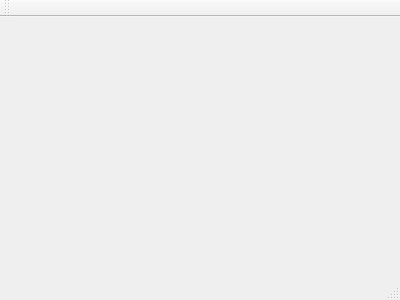
oprosbox/toSber, file downloadToDisk/mainwindow.ui: the form before one commit.
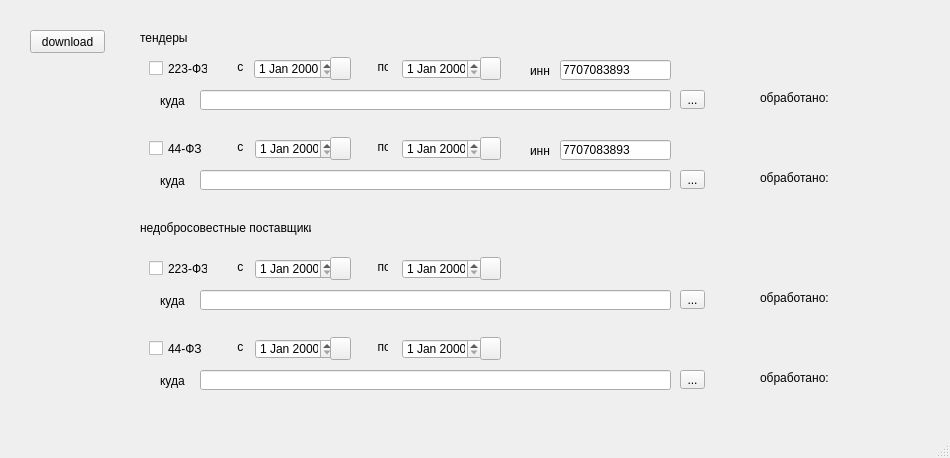
The form after the commit.

Diff of the .ui file:
```diff
--- a/downloadToDisk/mainwindow.ui
+++ b/downloadToDisk/mainwindow.ui
@@ -1,24 +1,793 @@
 <ui version="4.0">
  <class>MainWindow</class>
- <widget class="QMainWindow" name="MainWindow" >
-  <property name="geometry" >
+ <widget class="QMainWindow" name="MainWindow">
+  <property name="geometry">
    <rect>
     <x>0</x>
     <y>0</y>
-    <width>400</width>
-    <height>300</height>
+    <width>950</width>
+    <height>458</height>
    </rect>
   </property>
   <property name="windowTitle" >
    <string>MainWindow</string>
   </property>
-  <widget class="QMenuBar" name="menuBar" />
-  <widget class="QToolBar" name="mainToolBar" />
-  <widget class="QWidget" name="centralWidget" />
-  <widget class="QStatusBar" name="statusBar" />
+  <widget class="QWidget" name="centralWidget">
+   <widget class="QWidget" name="widget" native="true">
+    <property name="geometry">
+     <rect>
+      <x>20</x>
+      <y>20</y>
+      <width>901</width>
+      <height>411</height>
+     </rect>
+    </property>
+    <widget class="QPushButton" name="pushButton">
+     <property name="geometry">
+      <rect>
+       <x>10</x>
+       <y>10</y>
+       <width>75</width>
+       <height>23</height>
+      </rect>
+     </property>
+     <property name="text">
+      <string>download</string>
+     </property>
+    </widget>
+    <widget class="QWidget" name="widget_2" native="true">
+     <property name="geometry">
+      <rect>
+       <x>120</x>
+       <y>30</y>
+       <width>751</width>
+       <height>71</height>
+      </rect>
+     </property>
+     <widget class="QLabel" name="label_2">
+      <property name="geometry">
+       <rect>
+        <x>74</x>
+        <y>9</y>
+        <width>30</width>
+        <height>16</height>
+       </rect>
+      </property>
+      <property name="minimumSize">
+       <size>
+        <width>30</width>
+        <height>0</height>
+       </size>
+      </property>
+      <property name="text">
+       <string>       с</string>
+      </property>
+     </widget>
+     <widget class="QLabel" name="label_3">
+      <property name="geometry">
+       <rect>
+        <x>221</x>
+        <y>9</y>
+        <width>27</width>
+        <height>16</height>
+       </rect>
+      </property>
+      <property name="text">
+       <string>     по</string>
+      </property>
+     </widget>
+     <widget class="QDateEdit" name="tm223fzTendBeg">
+      <property name="geometry">
+       <rect>
+        <x>114</x>
+        <y>9</y>
+        <width>81</width>
+        <height>20</height>
+       </rect>
+      </property>
+      <property name="minimumSize">
+       <size>
+        <width>80</width>
+        <height>0</height>
+       </size>
+      </property>
+     </widget>
+     <widget class="QCheckBox" name="chkTand223fz">
+      <property name="geometry">
+       <rect>
+        <x>9</x>
+        <y>10</y>
+        <width>59</width>
+        <height>17</height>
+       </rect>
+      </property>
+      <property name="text">
+       <string>223-ФЗ</string>
+      </property>
+     </widget>
+     <widget class="QDateEdit" name="tm223fzTendEnd">
+      <property name="geometry">
+       <rect>
+        <x>262</x>
+        <y>9</y>
+        <width>80</width>
+        <height>20</height>
+       </rect>
+      </property>
+      <property name="minimumSize">
+       <size>
+        <width>80</width>
+        <height>0</height>
+       </size>
+      </property>
+     </widget>
+     <widget class="QLabel" name="label">
+      <property name="geometry">
+       <rect>
+        <x>390</x>
+        <y>10</y>
+        <width>31</width>
+        <height>21</height>
+       </rect>
+      </property>
+      <property name="text">
+       <string>инн</string>
+      </property>
+     </widget>
+     <widget class="QLineEdit" name="lineEdit">
+      <property name="geometry">
+       <rect>
+        <x>420</x>
+        <y>10</y>
+        <width>111</width>
+        <height>20</height>
+       </rect>
+      </property>
+      <property name="text">
+       <string>7707083893</string>
+      </property>
+     </widget>
+     <widget class="QLineEdit" name="dirTand223fz">
+      <property name="geometry">
+       <rect>
+        <x>60</x>
+        <y>40</y>
+        <width>471</width>
+        <height>20</height>
+       </rect>
+      </property>
+     </widget>
+     <widget class="QLabel" name="label_4">
+      <property name="geometry">
+       <rect>
+        <x>20</x>
+        <y>40</y>
+        <width>31</width>
+        <height>21</height>
+       </rect>
+      </property>
+      <property name="text">
+       <string>куда</string>
+      </property>
+     </widget>
+     <widget class="QToolButton" name="btn223fzTendPath">
+      <property name="geometry">
+       <rect>
+        <x>540</x>
+        <y>40</y>
+        <width>25</width>
+        <height>19</height>
+       </rect>
+      </property>
+      <property name="text">
+       <string>...</string>
+      </property>
+     </widget>
+     <widget class="QLabel" name="label_16">
+      <property name="geometry">
+       <rect>
+        <x>620</x>
+        <y>40</y>
+        <width>91</width>
+        <height>16</height>
+       </rect>
+      </property>
+      <property name="text">
+       <string>обработано:</string>
+      </property>
+     </widget>
+     <widget class="QPushButton" name="btnTmTend223fz">
+      <property name="geometry">
+       <rect>
+        <x>190</x>
+        <y>7</y>
+        <width>21</width>
+        <height>23</height>
+       </rect>
+      </property>
+      <property name="text">
+       <string/>
+      </property>
+     </widget>
+     <widget class="QPushButton" name="btnTmTend223fz_2">
+      <property name="geometry">
+       <rect>
+        <x>340</x>
+        <y>7</y>
+        <width>21</width>
+        <height>23</height>
+       </rect>
+      </property>
+      <property name="text">
+       <string/>
+      </property>
+     </widget>
+    </widget>
+    <widget class="QWidget" name="widget_3" native="true">
+     <property name="geometry">
+      <rect>
+       <x>120</x>
+       <y>110</y>
+       <width>751</width>
+       <height>71</height>
+      </rect>
+     </property>
+     <widget class="QLabel" name="label_5">
+      <property name="geometry">
+       <rect>
+        <x>74</x>
+        <y>9</y>
+        <width>30</width>
+        <height>16</height>
+       </rect>
+      </property>
+      <property name="minimumSize">
+       <size>
+        <width>30</width>
+        <height>0</height>
+       </size>
+      </property>
+      <property name="text">
+       <string>       с</string>
+      </property>
+     </widget>
+     <widget class="QLabel" name="label_6">
+      <property name="geometry">
+       <rect>
+        <x>221</x>
+        <y>9</y>
+        <width>27</width>
+        <height>16</height>
+       </rect>
+      </property>
+      <property name="text">
+       <string>     по</string>
+      </property>
+     </widget>
+     <widget class="QDateEdit" name="tm44fzTendBeg">
+      <property name="geometry">
+       <rect>
+        <x>115</x>
+        <y>9</y>
+        <width>80</width>
+        <height>20</height>
+       </rect>
+      </property>
+      <property name="minimumSize">
+       <size>
+        <width>80</width>
+        <height>0</height>
+       </size>
+      </property>
+     </widget>
+     <widget class="QCheckBox" name="chkTand44fz">
+      <property name="geometry">
+       <rect>
+        <x>9</x>
+        <y>10</y>
+        <width>59</width>
+        <height>17</height>
+       </rect>
+      </property>
+      <property name="text">
+       <string>44-ФЗ</string>
+      </property>
+     </widget>
+     <widget class="QDateEdit" name="tm44fzTendEnd">
+      <property name="geometry">
+       <rect>
+        <x>262</x>
+        <y>9</y>
+        <width>80</width>
+        <height>20</height>
+       </rect>
+      </property>
+      <property name="minimumSize">
+       <size>
+        <width>80</width>
+        <height>0</height>
+       </size>
+      </property>
+     </widget>
+     <widget class="QLabel" name="label_7">
+      <property name="geometry">
+       <rect>
+        <x>390</x>
+        <y>10</y>
+        <width>31</width>
+        <height>21</height>
+       </rect>
+      </property>
+      <property name="text">
+       <string>инн</string>
+      </property>
+     </widget>
+     <widget class="QLineEdit" name="lineEdit_3">
+      <property name="geometry">
+       <rect>
+        <x>420</x>
+        <y>10</y>
+        <width>111</width>
+        <height>20</height>
+       </rect>
+      </property>
+      <property name="text">
+       <string>7707083893</string>
+      </property>
+     </widget>
+     <widget class="QLineEdit" name="dirTand44fz">
+      <property name="geometry">
+       <rect>
+        <x>60</x>
+        <y>40</y>
+        <width>471</width>
+        <height>20</height>
+       </rect>
+      </property>
+     </widget>
+     <widget class="QLabel" name="label_8">
+      <property name="geometry">
+       <rect>
+        <x>20</x>
+        <y>40</y>
+        <width>31</width>
+        <height>21</height>
+       </rect>
+      </property>
+      <property name="text">
+       <string>куда</string>
+      </property>
+     </widget>
+     <widget class="QToolButton" name="btn44fzTendPath">
+      <property name="geometry">
+       <rect>
+        <x>540</x>
+        <y>40</y>
+        <width>25</width>
+        <height>19</height>
+       </rect>
+      </property>
+      <property name="text">
+       <string>...</string>
+      </property>
+     </widget>
+     <widget class="QLabel" name="label_18">
+      <property name="geometry">
+       <rect>
+        <x>620</x>
+        <y>40</y>
+        <width>91</width>
+        <height>16</height>
+       </rect>
+      </property>
+      <property name="text">
+       <string>обработано:</string>
+      </property>
+     </widget>
+     <widget class="QPushButton" name="btnTmTend44fz_2">
+      <property name="geometry">
+       <rect>
+        <x>340</x>
+        <y>7</y>
+        <width>21</width>
+        <height>23</height>
+       </rect>
+      </property>
+      <property name="text">
+       <string/>
+      </property>
+     </widget>
+     <widget class="QPushButton" name="btnTmTend44fz">
+      <property name="geometry">
+       <rect>
+        <x>190</x>
+        <y>7</y>
+        <width>21</width>
+        <height>23</height>
+       </rect>
+      </property>
+      <property name="text">
+       <string/>
+      </property>
+     </widget>
+     <zorder>label_5</zorder>
+     <zorder>label_6</zorder>
+     <zorder>tm44fzTendBeg</zorder>
+     <zorder>chkTand44fz</zorder>
+     <zorder>tm44fzTendEnd</zorder>
+     <zorder>label_7</zorder>
+     <zorder>lineEdit_3</zorder>
+     <zorder>dirTand44fz</zorder>
+     <zorder>label_8</zorder>
+     <zorder>btn44fzTendPath</zorder>
+     <zorder>label_18</zorder>
+     <zorder>widget_6</zorder>
+     <zorder>btnTmTend44fz_2</zorder>
+     <zorder>btnTmTend44fz</zorder>
+    </widget>
+    <widget class="QWidget" name="widget_4" native="true">
+     <property name="geometry">
+      <rect>
+       <x>120</x>
+       <y>230</y>
+       <width>741</width>
+       <height>71</height>
+      </rect>
+     </property>
+     <widget class="QLabel" name="label_9">
+      <property name="geometry">
+       <rect>
+        <x>74</x>
+        <y>9</y>
+        <width>30</width>
+        <height>16</height>
+       </rect>
+      </property>
+      <property name="minimumSize">
+       <size>
+        <width>30</width>
+        <height>0</height>
+       </size>
+      </property>
+      <property name="text">
+       <string>       с</string>
+      </property>
+     </widget>
+     <widget class="QLabel" name="label_10">
+      <property name="geometry">
+       <rect>
+        <x>221</x>
+        <y>9</y>
+        <width>27</width>
+        <height>16</height>
+       </rect>
+      </property>
+      <property name="text">
+       <string>     по</string>
+      </property>
+     </widget>
+     <widget class="QDateEdit" name="tm223fzBeg">
+      <property name="geometry">
+       <rect>
+        <x>115</x>
+        <y>9</y>
+        <width>80</width>
+        <height>20</height>
+       </rect>
+      </property>
+      <property name="minimumSize">
+       <size>
+        <width>80</width>
+        <height>0</height>
+       </size>
+      </property>
+     </widget>
+     <widget class="QCheckBox" name="chkDis223fz">
+      <property name="geometry">
+       <rect>
+        <x>9</x>
+        <y>10</y>
+        <width>59</width>
+        <height>17</height>
+       </rect>
+      </property>
+      <property name="text">
+       <string>223-ФЗ</string>
+      </property>
+     </widget>
+     <widget class="QDateEdit" name="tm223fzEnd">
+      <property name="geometry">
+       <rect>
+        <x>262</x>
+        <y>9</y>
+        <width>80</width>
+        <height>20</height>
+       </rect>
+      </property>
+      <property name="minimumSize">
+       <size>
+        <width>80</width>
+        <height>0</height>
+       </size>
+      </property>
+     </widget>
+     <widget class="QLineEdit" name="dir223fz">
+      <property name="geometry">
+       <rect>
+        <x>60</x>
+        <y>40</y>
+        <width>471</width>
+        <height>20</height>
+       </rect>
+      </property>
+     </widget>
+     <widget class="QLabel" name="label_12">
+      <property name="geometry">
+       <rect>
+        <x>20</x>
+        <y>40</y>
+        <width>31</width>
+        <height>21</height>
+       </rect>
+      </property>
+      <property name="text">
+       <string>куда</string>
+      </property>
+     </widget>
+     <widget class="QToolButton" name="btn223fzPath">
+      <property name="geometry">
+       <rect>
+        <x>540</x>
+        <y>40</y>
+        <width>25</width>
+        <height>19</height>
+       </rect>
+      </property>
+      <property name="text">
+       <string>...</string>
+      </property>
+     </widget>
+     <widget class="QLabel" name="label_19">
+      <property name="geometry">
+       <rect>
+        <x>620</x>
+        <y>40</y>
+        <width>91</width>
+        <height>16</height>
+       </rect>
+      </property>
+      <property name="text">
+       <string>обработано:</string>
+      </property>
+     </widget>
+     <widget class="QPushButton" name="btnTm223fz">
+      <property name="geometry">
+       <rect>
+        <x>190</x>
+        <y>7</y>
+        <width>21</width>
+        <height>23</height>
+       </rect>
+      </property>
+      <property name="text">
+       <string/>
+      </property>
+     </widget>
+     <widget class="QPushButton" name="btnTm223fz_2">
+      <property name="geometry">
+       <rect>
+        <x>340</x>
+        <y>7</y>
+        <width>21</width>
+        <height>23</height>
+       </rect>
+      </property>
+      <property name="text">
+       <string/>
+      </property>
+     </widget>
+    </widget>
+    <widget class="QLabel" name="label_13">
+     <property name="geometry">
+      <rect>
+       <x>120</x>
+       <y>200</y>
+       <width>171</width>
+       <height>16</height>
+      </rect>
+     </property>
+     <property name="text">
+      <string>недобросовестные поставщики</string>
+     </property>
+    </widget>
+    <widget class="QWidget" name="widget_5" native="true">
+     <property name="geometry">
+      <rect>
+       <x>120</x>
+       <y>310</y>
+       <width>751</width>
+       <height>71</height>
+      </rect>
+     </property>
+     <widget class="QLabel" name="label_14">
+      <property name="geometry">
+       <rect>
+        <x>74</x>
+        <y>9</y>
+        <width>30</width>
+        <height>16</height>
+       </rect>
+      </property>
+      <property name="minimumSize">
+       <size>
+        <width>30</width>
+        <height>0</height>
+       </size>
+      </property>
+      <property name="text">
+       <string>       с</string>
+      </property>
+     </widget>
+     <widget class="QLabel" name="label_15">
+      <property name="geometry">
+       <rect>
+        <x>221</x>
+        <y>9</y>
+        <width>27</width>
+        <height>16</height>
+       </rect>
+      </property>
+      <property name="text">
+       <string>     по</string>
+      </property>
+     </widget>
+     <widget class="QDateEdit" name="tm44fzBeg">
+      <property name="geometry">
+       <rect>
+        <x>115</x>
+        <y>9</y>
+        <width>80</width>
+        <height>20</height>
+       </rect>
+      </property>
+      <property name="minimumSize">
+       <size>
+        <width>80</width>
+        <height>0</height>
+       </size>
+      </property>
+     </widget>
+     <widget class="QCheckBox" name="chkDis44fz">
+      <property name="geometry">
+       <rect>
+        <x>9</x>
+        <y>10</y>
+        <width>59</width>
+        <height>17</height>
+       </rect>
+      </property>
+      <property name="text">
+       <string>44-ФЗ</string>
+      </property>
+     </widget>
+     <widget class="QDateEdit" name="tm44fzEnd">
+      <property name="geometry">
+       <rect>
+        <x>262</x>
+        <y>9</y>
+        <width>80</width>
+        <height>20</height>
+       </rect>
+      </property>
+      <property name="minimumSize">
+       <size>
+        <width>80</width>
+        <height>0</height>
+       </size>
+      </property>
+     </widget>
+     <widget class="QLineEdit" name="dir44fz">
+      <property name="geometry">
+       <rect>
+        <x>60</x>
+        <y>40</y>
+        <width>471</width>
+        <height>20</height>
+       </rect>
+      </property>
+     </widget>
+     <widget class="QLabel" name="label_17">
+      <property name="geometry">
+       <rect>
+        <x>20</x>
+        <y>40</y>
+        <width>31</width>
+        <height>21</height>
+       </rect>
+      </property>
+      <property name="text">
+       <string>куда</string>
+      </property>
+     </widget>
+     <widget class="QToolButton" name="btn44fzPath">
+      <property name="geometry">
+       <rect>
+        <x>540</x>
+        <y>40</y>
+        <width>25</width>
+        <height>19</height>
+       </rect>
+      </property>
+      <property name="text">
+       <string>...</string>
+      </property>
+     </widget>
+     <widget class="QLabel" name="label_20">
+      <property name="geometry">
+       <rect>
+        <x>620</x>
+        <y>40</y>
+        <width>91</width>
+        <height>16</height>
+       </rect>
+      </property>
+      <property name="text">
+       <string>обработано:</string>
+      </property>
+     </widget>
+     <widget class="QPushButton" name="btnTm44fz">
+      <property name="geometry">
+       <rect>
+        <x>190</x>
+        <y>7</y>
+        <width>21</width>
+        <height>23</height>
+       </rect>
+      </property>
+      <property name="text">
+       <string/>
+      </property>
+     </widget>
+     <widget class="QPushButton" name="btnTm44fz_2">
+      <property name="geometry">
+       <rect>
+        <x>340</x>
+        <y>7</y>
+        <width>21</width>
+        <height>23</height>
+       </rect>
+      </property>
+      <property name="text">
+       <string/>
+      </property>
+     </widget>
+    </widget>
+    <widget class="QLabel" name="label_11">
+     <property name="geometry">
+      <rect>
+       <x>120</x>
+       <y>10</y>
+       <width>51</width>
+       <height>16</height>
+      </rect>
+     </property>
+     <property name="text">
+      <string>тендеры</string>
+     </property>
+    </widget>
+    <zorder>pushButton</zorder>
+    <zorder>widget_2</zorder>
+    <zorder>widget_3</zorder>
+    <zorder>widget_4</zorder>
+    <zorder>label_13</zorder>
+    <zorder>widget_5</zorder>
+    <zorder>label_11</zorder>
+    <zorder>widget_6</zorder>
+   </widget>
+  </widget>
+  <widget class="QStatusBar" name="statusBar"/>
  </widget>
- <layoutDefault spacing="6" margin="11" />
- <pixmapfunction></pixmapfunction>
+ <layoutdefault spacing="6" margin="11"/>
  <resources/>
  <connections/>
 </ui>
```
Left out of the diff: 3 changed lines with no effect on the pictures.
